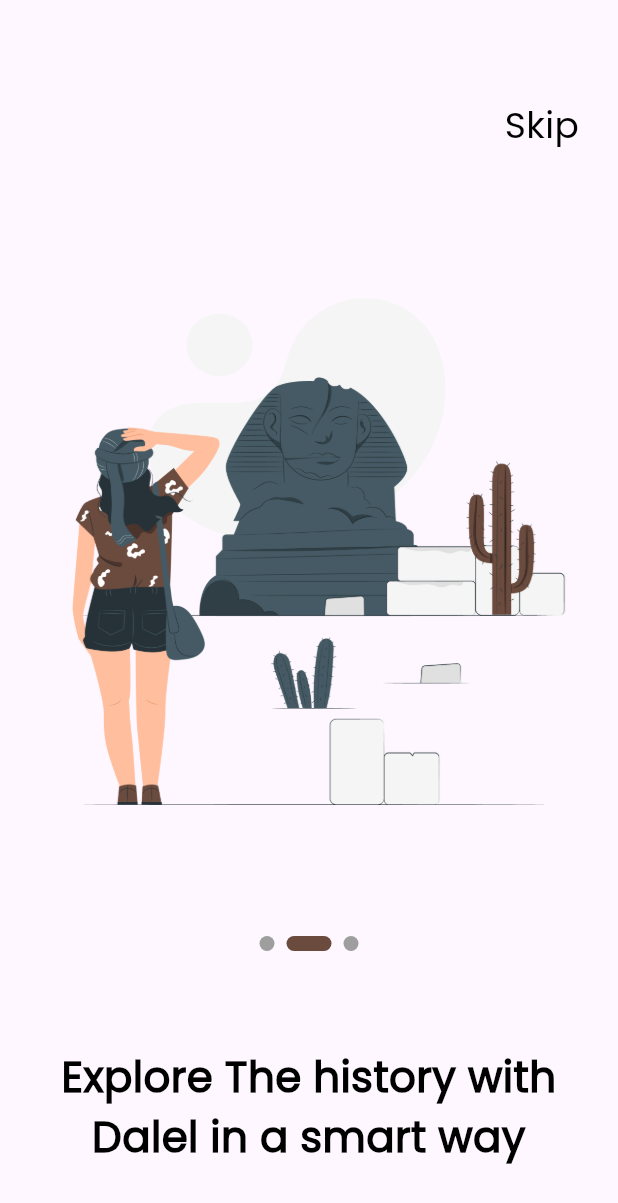
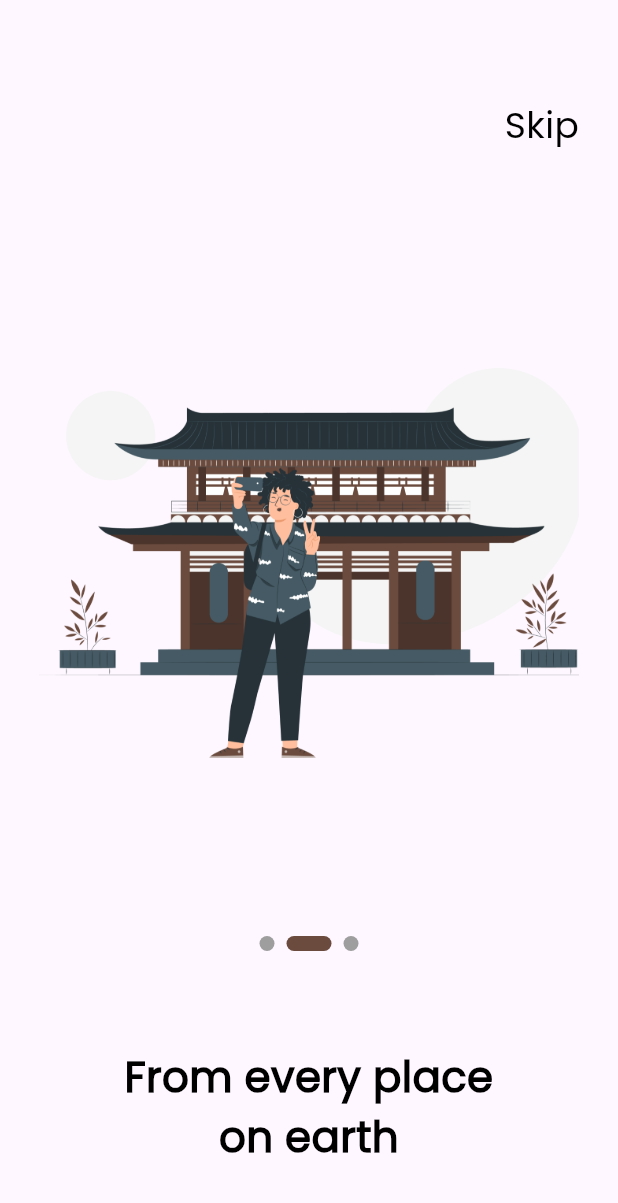
Before and after one commit to Z-Ash0/Dalel, a Flutter app: the screen it shows after launch, swiped to page 2, on a phone screen of 412 x 824 dp. Shown: the top 1203 px of the screen. Run offline on Flutter 3.47's test engine with Material 3 defaults, Android fonts, the phone set to English and light mode, and no system bars; drawn by our look-alikes of smooth_page_indicator; our stand-ins replace go_router.

Commit message:
constructing the onBoarding model

```diff
--- /dev/null
+++ b/lib/features/onBoarding/presentation/models/on_boarding_model.dart
@@ -0,0 +1,27 @@
+import 'package:dalel_app/core/utils/app_assets.dart';
+
+class OnBoardingModel {
+  final String image, text, describtion;
+
+  const OnBoardingModel(
+      {required this.image, required this.text, required this.describtion});
+}
+
+const List<OnBoardingModel> onBoardingList = [
+  OnBoardingModel(
+    image: Assets.assetsImagesOnBoarding1,
+    text: 'Explore The history with\nDalel in a smart way',
+    describtion:
+        'Using our app’s history libraries\nyou can find many historical periods ',
+  ),
+  OnBoardingModel(
+      image: Assets.assetsImagesOnBoarding2,
+      text: 'From every place\non earth',
+      describtion: 'A big variety of ancient places\nfrom all over the world'),
+  OnBoardingModel(
+    image: Assets.assetsImagesOnBoarding3,
+    text: 'Using modern AI technology\nfor better user experience',
+    describtion:
+        'AI provide recommendations and helps\nyou to continue the search journey',
+  ),
+];
--- a/lib/features/onBoarding/presentation/widgets/on_boarding_body.dart
+++ b/lib/features/onBoarding/presentation/widgets/on_boarding_body.dart
@@ -1,11 +1,12 @@
-import 'package:dalel_app/core/utils/app_assets.dart';
 import 'package:dalel_app/core/utils/app_text_styles.dart';
+import 'package:dalel_app/features/onBoarding/presentation/models/on_boarding_model.dart';
 import 'package:dalel_app/features/onBoarding/presentation/widgets/custom_smooth_indicator.dart';
 import 'package:flutter/widgets.dart';
 
 class OnBoardingBody extends StatelessWidget {
   const OnBoardingBody({super.key, required this.pageController});
   final PageController pageController;
+  final List<OnBoardingModel> list = onBoardingList;
 
   @override
   Widget build(BuildContext context) {
@@ -20,9 +21,8 @@ class OnBoardingBody extends StatelessWidget {
             Container(
               width: 500,
               height: 460,
-              decoration: const BoxDecoration(
-                  image: DecorationImage(
-                      image: AssetImage(Assets.assetsImagesOnBoarding1))),
+              decoration: BoxDecoration(
+                  image: DecorationImage(image: AssetImage(list[index].image))),
             ),
             const SizedBox(height: 32),
             CustomSmoothIndicator(
@@ -30,14 +30,14 @@ class OnBoardingBody extends StatelessWidget {
               index: 3,
             ),
             const SizedBox(height: 64),
-            const Text(
-              'Explore The history with \nDalel in a smart way',
+            Text(
+              list[index].text,
               style: AppTextStyles.poppinsW700Size28,
               textAlign: TextAlign.center,
             ),
             const SizedBox(height: 16),
             Text(
-              'Using our app’s history libraries \nyou can find many historical periods',
+              list[index].describtion,
               style: AppTextStyles.poppinsW500Size24
                   .copyWith(fontWeight: FontWeight.w400),
               textAlign: TextAlign.center,
```
